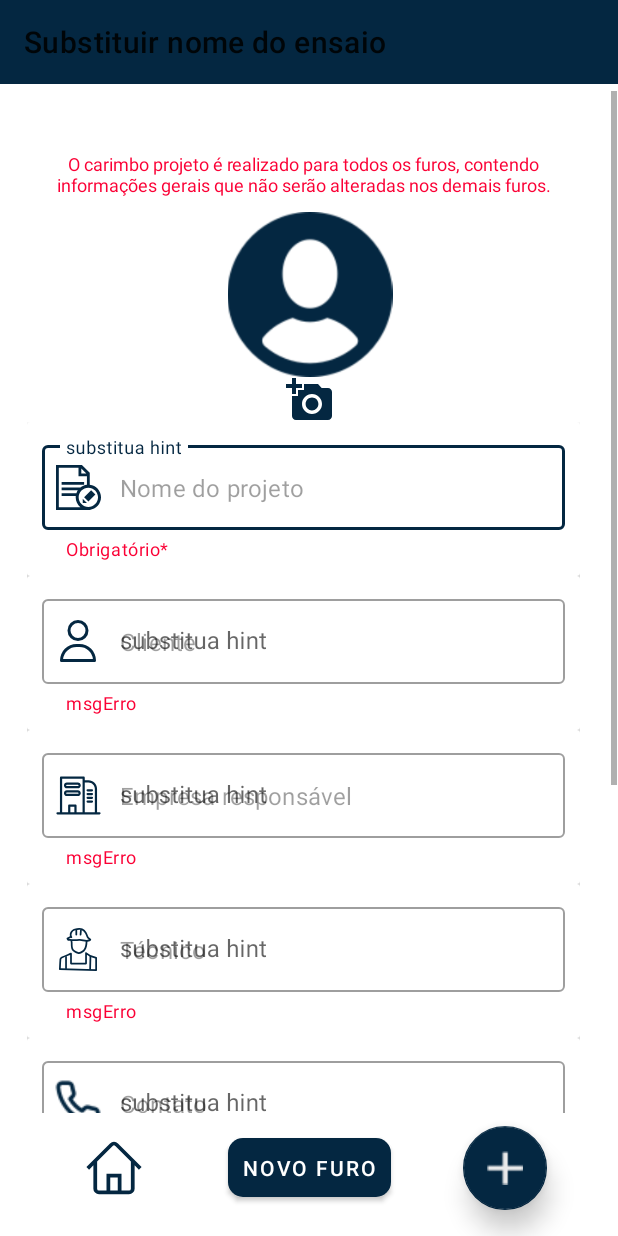
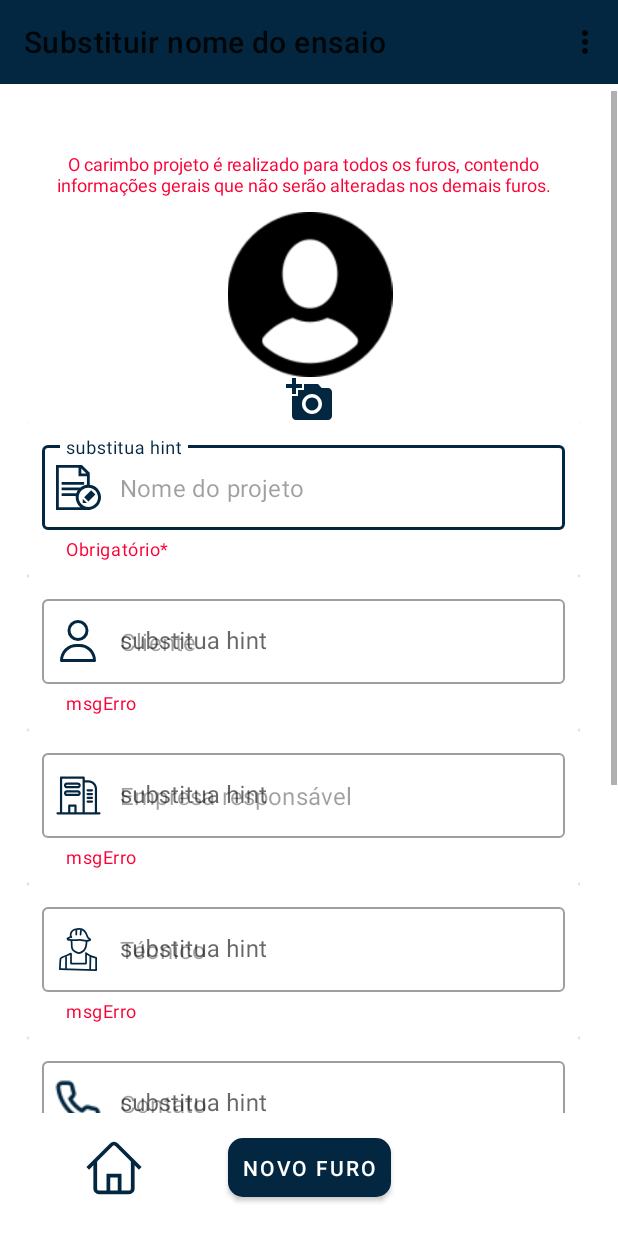
Before and after one commit to Montaigne-ensaios/montaigne_app, an Android app: the screen it shows after launch (SptActivity), after a tap on "novo projeto", on a phone screen of 412 x 824 dp. Run offline under Robolectric (Android 15) with nearby library versions, the phone set to English and light mode, and no system bars; our stand-ins replace Firebase (no records; nobody signed in at launch, a user with empty details on screens opened directly).

Commit message:
alterado paleta de cor para o menu aparecer e apagado button flutuante do activity spt

```diff
--- a/app/src/main/res/layout/acitivity_spt.xml
+++ b/app/src/main/res/layout/acitivity_spt.xml
@@ -46,16 +46,4 @@
         app:layout_constraintTop_toTopOf="@+id/buttonNavigate"
         app:srcCompat="@drawable/icon_home" />
 
-    <com.google.android.material.floatingactionbutton.FloatingActionButton
-        android:id="@+id/buttonAdcionar"
-        android:layout_width="wrap_content"
-        android:layout_height="wrap_content"
-        android:clickable="true"
-        app:elevation="10dp"
-        app:layout_constraintBottom_toBottomOf="@+id/buttonNavigate"
-        app:layout_constraintEnd_toEndOf="parent"
-        app:layout_constraintStart_toEndOf="@+id/buttonNavigate"
-        app:layout_constraintTop_toTopOf="@+id/buttonNavigate"
-        app:srcCompat="@drawable/icon_fab_add" />
-
 </androidx.constraintlayout.widget.ConstraintLayout>
--- a/app/src/main/res/values-night/themes.xml
+++ b/app/src/main/res/values-night/themes.xml
@@ -4,7 +4,6 @@
         <!-- Primary brand color. -->
         <item name="android:colorPrimary">@color/color_primary_light</item>
         <item name="android:textColor">@color/white</item>
-        <item name="tint">@color/color_primary_dark</item>
 
         <item name="colorSecondary">@color/color_primary_dark</item>
 
--- a/app/src/main/res/values/themes.xml
+++ b/app/src/main/res/values/themes.xml
@@ -21,7 +21,6 @@
         <item name="colorAccent">#FFFFFF</item>
         <item name="colorSurface">@color/fundo_light</item>
         <item name="colorError">#B00020</item>
-        <item name="tint">@color/color_primary_light</item>
 
         <item name="checkboxStyle">@style/Checkbox_light</item>
 
```
